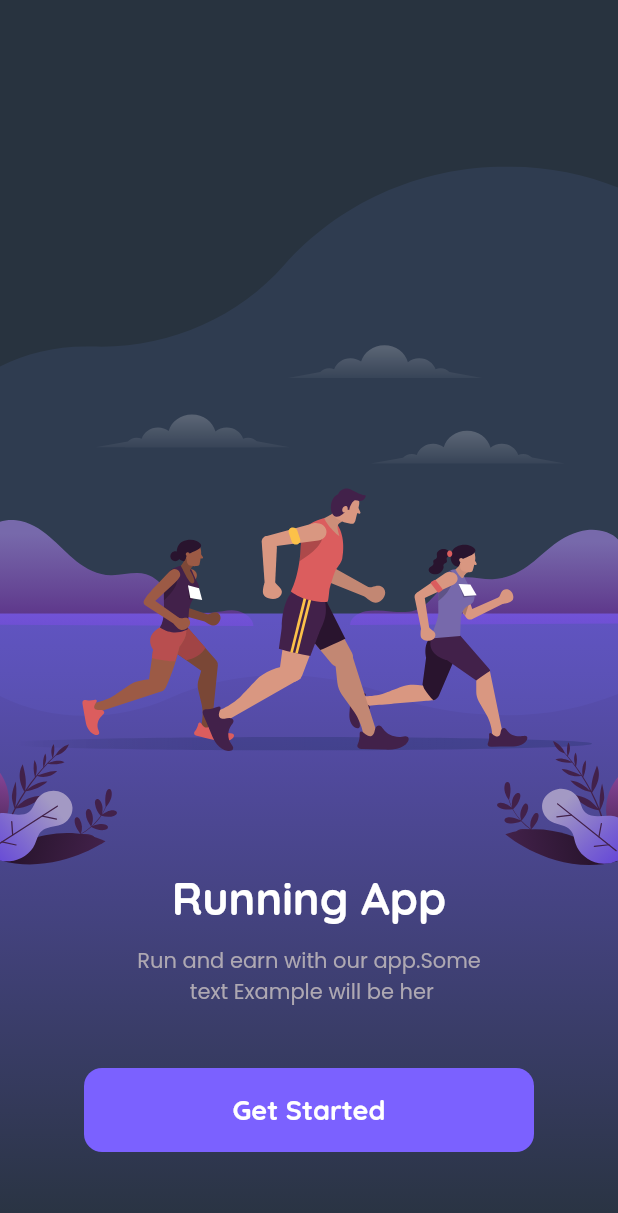
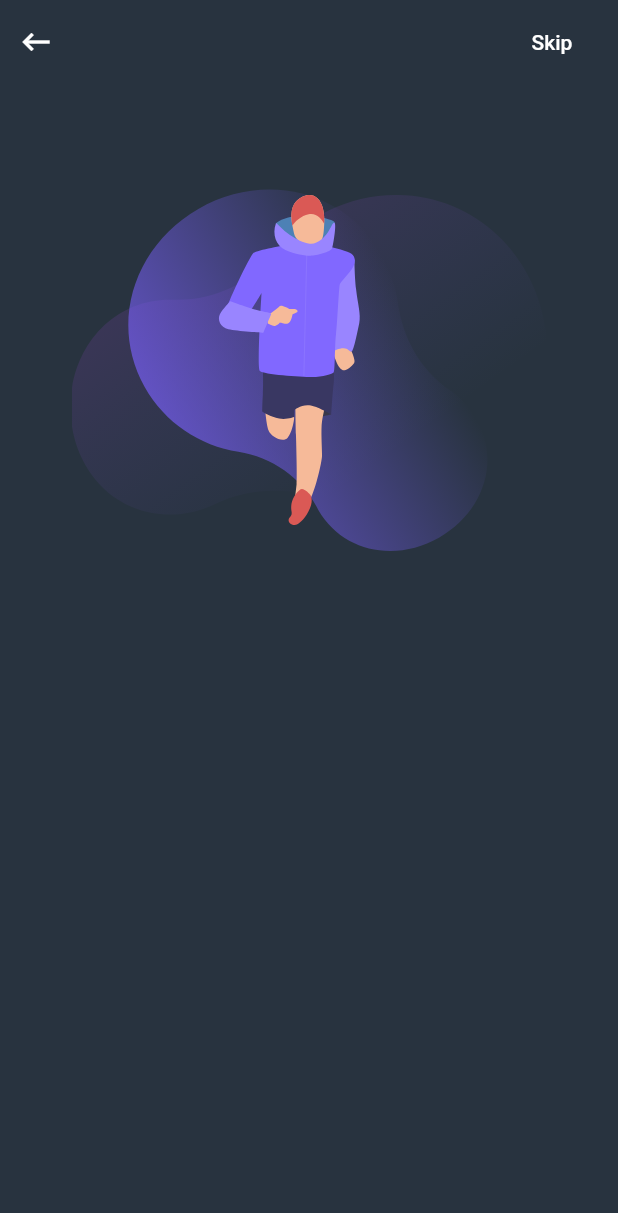
Before and after one commit to alsakniahmad51/run_run, a Flutter app: the screen it shows after launch, after a tap on "Get Started", on a phone screen of 412 x 824 dp. Shown: the top 1213 px of the screen. Run offline on Flutter 3.47's test engine with Material 2 defaults, Android fonts, the phone set to English and light mode, and no system bars; our stand-ins replace flutter_svg, go_router.

Commit message:
first commit in Run View

```diff
--- /dev/null
+++ b/lib/core/utils/constants.dart
@@ -0,0 +1,3 @@
+import 'package:flutter/material.dart';
+
+const Color kPrimeryColor = Color(0xff28333f);
--- a/lib/core/utils/images/background_image.dart
+++ b/lib/core/utils/images/background_image.dart
@@ -4,23 +4,32 @@ import 'package:flutter_svg/svg.dart';
 // ignore: must_be_immutable
 class BackGroundImage extends StatelessWidget {
   const BackGroundImage({
+    required this.padding,
     required this.imagepath,
     super.key,
+    required this.fit,
+    required this.height,
+    required this.width,
   });
-
+  final double? height;
+  final BoxFit fit;
+  final EdgeInsetsGeometry padding;
   final String imagepath;
+  final double? width;
   @override
   Widget build(BuildContext context) {
     return SizedBox(
-      height: MediaQuery.of(context).size.height,
+      height: height,
       child: Padding(
-        padding: const EdgeInsets.only(top: 111),
+        padding: padding,
         child: SvgPicture.asset(
           imagepath,
-          width: MediaQuery.of(context).size.width,
-          fit: BoxFit.fill,
+          width: width,
+          fit: fit,
         ),
       ),
     );
   }
 }
+// MediaQuery.of(context).size.height
+//MediaQuery.of(context).size.width
--- a/lib/core/utils/images/images.dart
+++ b/lib/core/utils/images/images.dart
@@ -1,3 +1,4 @@
 abstract class ImagePath {
   static const String imagegetstart = "assets/images/photo.svg";
+  static const String run = "assets/images/run.svg";
 }
--- /dev/null
+++ b/lib/core/utils/router.dart
@@ -0,0 +1,19 @@
+import 'package:go_router/go_router.dart';
+import 'package:running_app/features/Get_started/presentation/views/get_started_view.dart';
+import 'package:running_app/features/Run/presentation/views/run_view.dart';
+
+abstract class AppRouter {
+  static const kRunview = '/runview';
+  static final router = GoRouter(
+    routes: [
+      GoRoute(
+        path: "/",
+        builder: (context, state) => const GetStartedView(),
+      ),
+      GoRoute(
+        path: kRunview,
+        builder: (context, state) => const RunView(),
+      ),
+    ],
+  );
+}
--- a/lib/features/Get_started/presentation/widgets/custom_button.dart
+++ b/lib/features/Get_started/presentation/widgets/custom_button.dart
@@ -2,10 +2,11 @@ import 'package:flutter/material.dart';
 import 'package:running_app/core/utils/styles.dart';
 
 class CustomButton extends StatelessWidget {
-  const CustomButton({
+  CustomButton({
+    required this.onPressed,
     super.key,
   });
-
+  void Function()? onPressed;
   @override
   Widget build(BuildContext context) {
     return ClipRRect(
@@ -14,7 +15,7 @@ class CustomButton extends StatelessWidget {
         height: 56,
         minWidth: 300,
         color: const Color(0xff7b61ff),
-        onPressed: () {},
+        onPressed: onPressed,
         child: const Text(
           "Get Started",
           style: TextStyles.textStyle18,
--- a/lib/features/Get_started/presentation/widgets/get_started_view_body.dart
+++ b/lib/features/Get_started/presentation/widgets/get_started_view_body.dart
@@ -1,8 +1,7 @@
 import 'package:flutter/material.dart';
 import 'package:running_app/core/utils/images/background_image.dart';
 import 'package:running_app/core/utils/images/images.dart';
-import 'package:running_app/core/utils/styles.dart';
-import 'package:running_app/features/Get_started/presentation/widgets/custom_button.dart';
+import 'package:running_app/features/Get_started/presentation/widgets/group_item.dart';
 
 class GetStartedViewBody extends StatelessWidget {
   const GetStartedViewBody({super.key});
@@ -13,40 +12,14 @@ class GetStartedViewBody extends StatelessWidget {
       children: [
         Stack(
           children: [
-            const BackGroundImage(
+            BackGroundImage(
+              height: MediaQuery.of(context).size.height,
+              width: MediaQuery.of(context).size.width,
+              padding: const EdgeInsets.only(top: 101),
+              fit: BoxFit.fill,
               imagepath: ImagePath.imagegetstart,
             ),
-            SizedBox(
-              height: MediaQuery.of(context).size.height,
-              width: MediaQuery.of(context).size.width,
-              child: const Padding(
-                padding: EdgeInsets.all(8.0),
-                child: Padding(
-                  padding: EdgeInsets.only(bottom: 48),
-                  child: Column(
-                    mainAxisAlignment: MainAxisAlignment.end,
-                    children: [
-                      Text(
-                        "Running App",
-                        style: TextStyles.textStyle30,
-                      ),
-                      Padding(
-                        padding: EdgeInsets.only(left: 70, right: 70, top: 12),
-                        child: Text(
-                          "Run and earn with our app.Some\n text Example will be her",
-                          style: TextStyles.textStyle14,
-                          textAlign: TextAlign.center,
-                        ),
-                      ),
-                      SizedBox(
-                        height: 40,
-                      ),
-                      CustomButton()
-                    ],
-                  ),
-                ),
-              ),
-            )
+            const GroupItems()
           ],
         )
       ],
--- a/lib/features/Get_started/presentation/widgets/group_item.dart
+++ b/lib/features/Get_started/presentation/widgets/group_item.dart
@@ -0,0 +1,50 @@
+import 'package:flutter/material.dart';
+import 'package:go_router/go_router.dart';
+import 'package:running_app/core/utils/router.dart';
+import 'package:running_app/core/utils/styles.dart';
+import 'package:running_app/features/Get_started/presentation/widgets/custom_button.dart';
+
+class GroupItems extends StatelessWidget {
+  const GroupItems({
+    super.key,
+  });
+
+  @override
+  Widget build(BuildContext context) {
+    return SizedBox(
+      height: MediaQuery.of(context).size.height,
+      width: MediaQuery.of(context).size.width,
+      child: Padding(
+        padding: const EdgeInsets.all(8.0),
+        child: Padding(
+          padding: const EdgeInsets.only(bottom: 48),
+          child: Column(
+            mainAxisAlignment: MainAxisAlignment.end,
+            children: [
+              const Text(
+                "Running App",
+                style: TextStyles.textStyle30,
+              ),
+              const Padding(
+                padding: EdgeInsets.only(left: 70, right: 70, top: 12),
+                child: Text(
+                  "Run and earn with our app.Some\n text Example will be her",
+                  style: TextStyles.textStyle14,
+                  textAlign: TextAlign.center,
+                ),
+              ),
+              const SizedBox(
+                height: 40,
+              ),
+              CustomButton(
+                onPressed: () {
+                  GoRouter.of(context).push(AppRouter.kRunview);
+                },
+              )
+            ],
+          ),
+        ),
+      ),
+    );
+  }
+}
--- /dev/null
+++ b/lib/features/Run/presentation/views/run_view.dart
@@ -0,0 +1,40 @@
+import 'package:flutter/material.dart';
+import 'package:running_app/core/utils/constants.dart';
+import 'package:running_app/features/Run/presentation/widgets/run_view_body.dart';
+
+class RunView extends StatelessWidget {
+  const RunView({super.key});
+
+  @override
+  Widget build(BuildContext context) {
+    return Scaffold(
+      body: const RunViewBody(),
+      appBar: AppBar(
+        automaticallyImplyLeading: false,
+        actions: [
+          Expanded(
+            child: Row(
+              mainAxisAlignment: MainAxisAlignment.spaceBetween,
+              children: [
+                IconButton(
+                  splashColor: Colors.transparent,
+                  highlightColor: Colors.transparent,
+                  icon: const Icon(Icons.keyboard_backspace),
+                  onPressed: () {},
+                ),
+                MaterialButton(
+                  splashColor: Colors.transparent,
+                  highlightColor: Colors.transparent,
+                  onPressed: () {},
+                  child: const Text("Skip"),
+                ),
+              ],
+            ),
+          )
+        ],
+        elevation: 0.0,
+        backgroundColor: kPrimeryColor,
+      ),
+    );
+  }
+}
--- /dev/null
+++ b/lib/features/Run/presentation/widgets/run_view_body.dart
@@ -0,0 +1,28 @@
+import 'package:flutter/material.dart';
+import 'package:running_app/core/utils/images/background_image.dart';
+import 'package:running_app/core/utils/images/images.dart';
+
+class RunViewBody extends StatelessWidget {
+  const RunViewBody({super.key});
+
+  @override
+  Widget build(BuildContext context) {
+    return const Column(
+      mainAxisAlignment: MainAxisAlignment.start,
+      children: [
+        Padding(
+          padding: EdgeInsets.only(top: 70),
+          child: Center(
+            child: BackGroundImage(
+              height: 242,
+              width: 316,
+              imagepath: ImagePath.run,
+              fit: BoxFit.none,
+              padding: EdgeInsets.only(),
+            ),
+          ),
+        )
+      ],
+    );
+  }
+}
--- a/lib/main.dart
+++ b/lib/main.dart
@@ -1,5 +1,5 @@
 import 'package:flutter/material.dart';
-import 'package:running_app/features/Get_started/presentation/views/get_started_view.dart';
+import 'package:running_app/core/utils/router.dart';
 
 void main() {
   runApp(const RunApp());
@@ -10,9 +10,10 @@ class RunApp extends StatelessWidget {
 
   @override
   Widget build(BuildContext context) {
-    return MaterialApp(
+    return MaterialApp.router(
       debugShowCheckedModeBanner: false,
-      home: const GetStartedView(),
+      //home: const GetStartedView(),
+      routerConfig: AppRouter.router,
       theme: ThemeData.dark()
           .copyWith(scaffoldBackgroundColor: const Color(0xff28333f)),
     );
```
Also changed, not shown: pubspec.yaml (+4 -8 lines), assets/images/run.svg (added), pubspec.lock.
